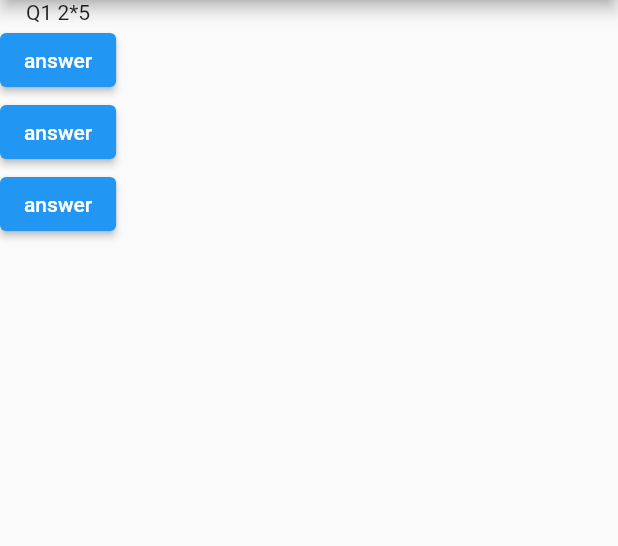
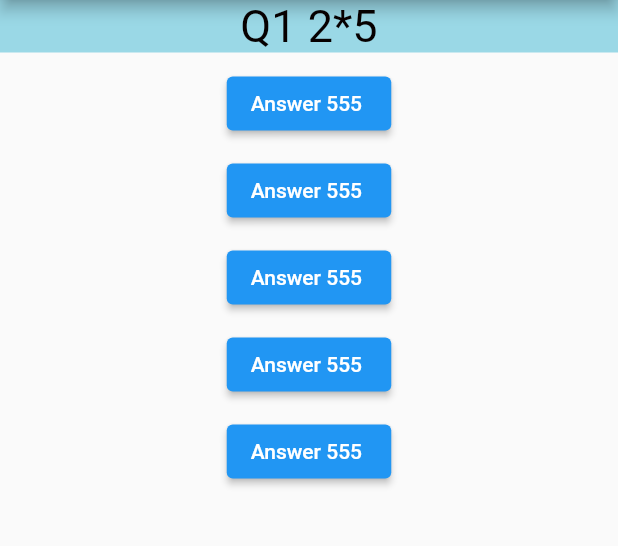
Before and after one commit to HaldunMatar/northcoures-quizapp, a Flutter app: the screen it shows after launch, on a phone screen of 412 x 824 dp, the part 84-630 px from its top. Run offline on Flutter 3.47's test engine with Material 2 defaults, Android fonts, the phone set to English and light mode, and no system bars.

Commit message:
custom widget  Question Answer

```diff
--- /dev/null
+++ b/lib/answer.dart
@@ -0,0 +1,18 @@
+import 'package:flutter/material.dart';
+
+class Answer extends StatelessWidget {
+  Function()? selectedHandler;
+
+  Answer(this.selectedHandler);
+
+  @override
+  Widget build(BuildContext context) {
+    return Container(
+      margin: EdgeInsets.only(top: 10),
+      child: ElevatedButton(
+        onPressed: selectedHandler,
+        child: Text('Answer 555 '),
+      ),
+    );
+  }
+}
--- a/lib/main.dart
+++ b/lib/main.dart
@@ -1,5 +1,6 @@
 import 'package:flutter/material.dart';
 import 'package:quizapp/question.dart';
+import 'package:quizapp/answer.dart';
 
 void main() => runApp(MyApp());
 
@@ -13,7 +14,7 @@ class MyApp extends StatefulWidget {
 class _MyAppState extends State<MyApp> {
   int questionIndex = 0;
 
-  answerQuestion() {
+  void answerQuestion() {
     setState(() {
       print(' I am answer  $questionIndex ');
       questionIndex = questionIndex + 1;
@@ -33,18 +34,11 @@ class _MyAppState extends State<MyApp> {
         body: Column(
           children: [
             Question(questions[questionIndex]),
-            ElevatedButton(
-              child: Text('answer'),
-              onPressed: answerQuestion,
-            ),
-            ElevatedButton(
-              child: Text('answer'),
-              onPressed: answerQuestion,
-            ),
-            ElevatedButton(
-              child: Text('answer'),
-              onPressed: answerQuestion,
-            ),
+            Answer(answerQuestion),
+            Answer(answerQuestion),
+            Answer(answerQuestion),
+            Answer(answerQuestion),
+            Answer(answerQuestion),
           ],
         ),
       ),
--- a/lib/question.dart
+++ b/lib/question.dart
@@ -1,12 +1,23 @@
 import 'package:flutter/material.dart';
 
 class Question extends StatelessWidget {
-  String questiontext = '';
+  String textquestion = '';
 
-  Question(this.questiontext);
+  Question(this.textquestion);
 
   @override
   Widget build(BuildContext context) {
-    return Text(questiontext);
+    return Container(
+      child: Text(
+        textquestion,
+        style: TextStyle(
+          color: Color.fromARGB(255, 6, 0, 0),
+          fontSize: 30,
+        ),
+        textAlign: TextAlign.center,
+      ),
+      color: Color.fromARGB(255, 154, 216, 230),
+      width: double.infinity,
+    );
   }
 }
```
